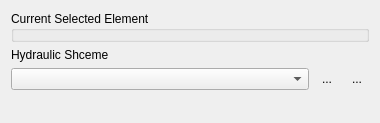
Old version of the form src/ui/reoshydraulicnetworkwidget.ui in the repository vcloarec/ReosProject.
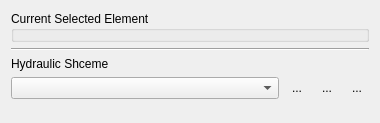
New version of the form. Icons and pictures are not drawn. Custom widgets are drawn as their Qt base class.

```diff
--- a/src/ui/reoshydraulicnetworkwidget.ui
+++ b/src/ui/reoshydraulicnetworkwidget.ui
@@ -38,6 +38,13 @@
      </layout>
     </widget>
    </item>
+   <item>
+    <widget class="Line" name="line">
+     <property name="orientation">
+      <enum>Qt::Horizontal</enum>
+     </property>
+    </widget>
+   </item>
    <item>
     <widget class="QLabel" name="label">
      <property name="text">
@@ -102,6 +109,26 @@
        </property>
       </widget>
      </item>
+     <item>
+      <widget class="QToolButton" name="mHydraulicShcemeRemoveButton">
+       <property name="text">
+        <string>...</string>
+       </property>
+       <property name="icon">
+        <iconset resource="../../images/images.qrc">
+         <normaloff>:/images/remove.svg</normaloff>:/images/remove.svg</iconset>
+       </property>
+       <property name="iconSize">
+        <size>
+         <width>24</width>
+         <height>24</height>
+        </size>
+       </property>
+       <property name="autoRaise">
+        <bool>true</bool>
+       </property>
+      </widget>
+     </item>
     </layout>
    </item>
    <item>
```
